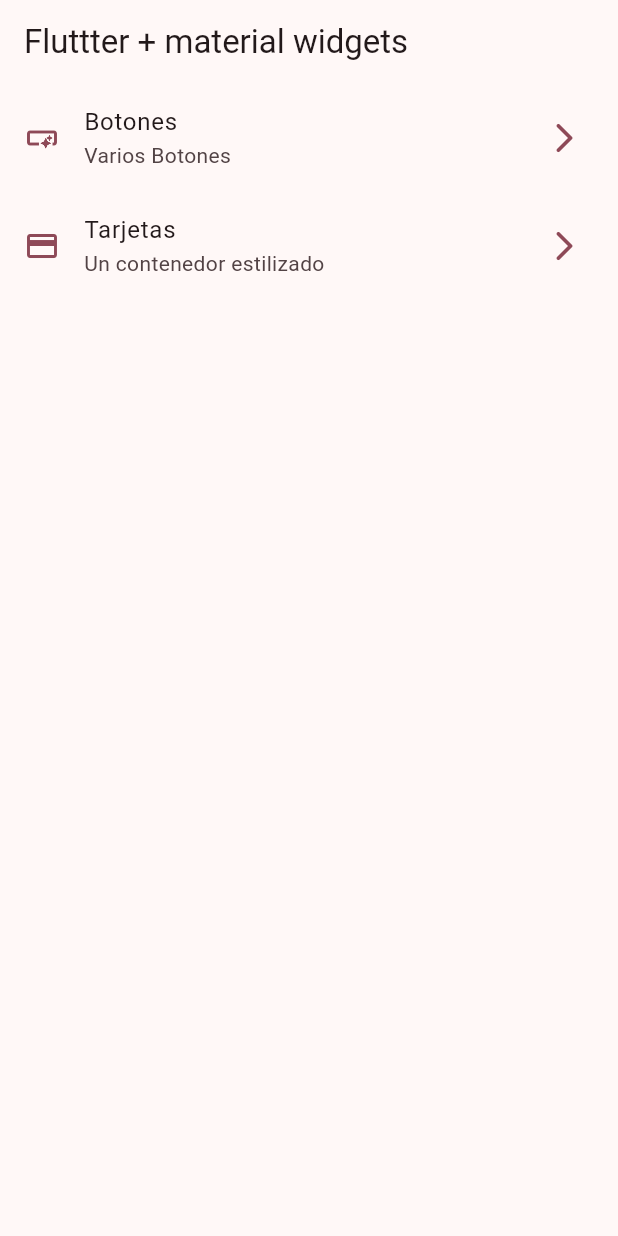
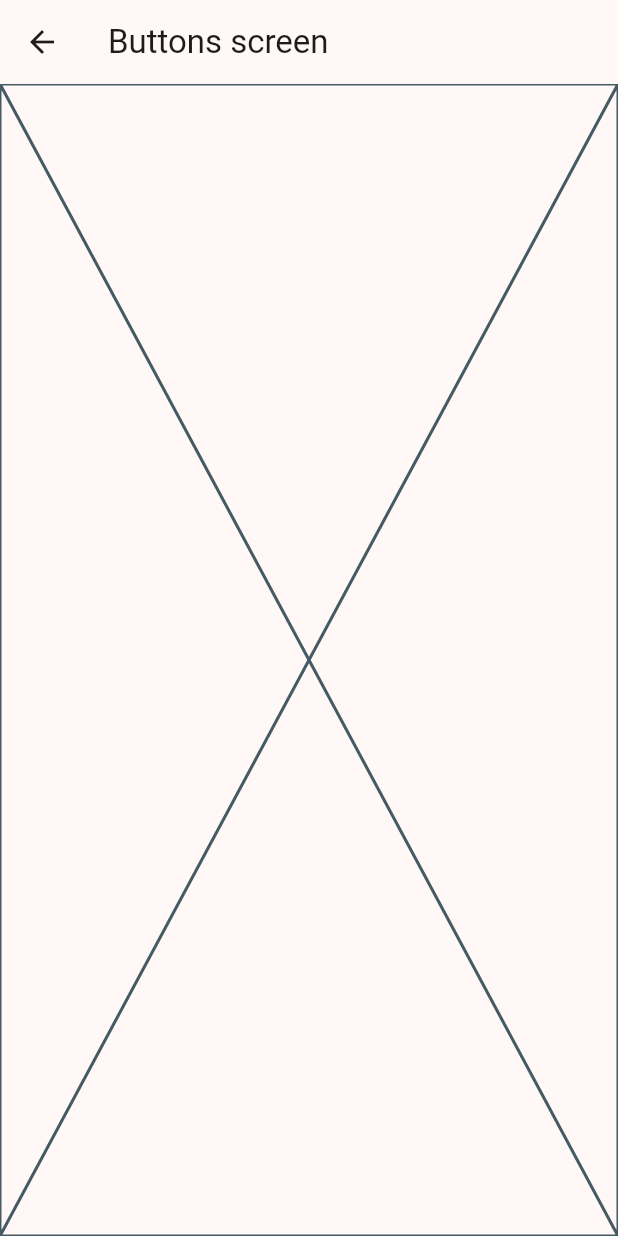
Before and after one commit to Sebagodirio/widgets_app, a Flutter app: the screen it shows after launch, after a tap on "Botones", on a phone screen of 412 x 824 dp. Run offline on Flutter 3.47's test engine with Material 2 defaults, Android fonts, the phone set to English and light mode, and no system bars; our stand-ins replace go_router.

Commit message:
add routing

```diff
--- a/lib/config/menu/menu_items.dart
+++ b/lib/config/menu/menu_items.dart
@@ -11,5 +11,5 @@ class MenuItem {
 
 const appMenuItems = <MenuItem>[
   MenuItem(title: 'Botones', subtitle: 'Varios Botones', link: '/buttons', icon: Icons.smart_button_outlined),
-  MenuItem(title: 'Tarjetas', subtitle: 'Un contenedor estilizado', link: '/card', icon: Icons.credit_card)
+  MenuItem(title: 'Tarjetas', subtitle: 'Un contenedor estilizado', link: '/cards', icon: Icons.credit_card)
 ];
--- /dev/null
+++ b/lib/config/router/app_router.dart
@@ -0,0 +1,20 @@
+import 'package:go_router/go_router.dart';
+import 'package:widgets_app/presentation/screens/screens.dart';
+
+// GoRouter configuration
+final appRouter = GoRouter(
+  routes: [
+    GoRoute(
+      path: '/',
+      builder: (context, state) => const HomeScreen(),
+    ),
+    GoRoute(
+      path: '/buttons',
+      builder: (context, state) => const ButtonsScreen(),
+    ),
+    GoRoute(
+      path: '/cards',
+      builder: (context, state) => const CardsScreen(),
+    ),
+  ],
+);
--- a/lib/main.dart
+++ b/lib/main.dart
@@ -1,6 +1,6 @@
 import 'package:flutter/material.dart';
+import 'package:widgets_app/config/router/app_router.dart';
 import 'package:widgets_app/config/theme/app_theme.dart';
-import 'package:widgets_app/presentation/screens/home/home_screen.dart';
 
 void main() {
   runApp(const MainApp());
@@ -11,10 +11,10 @@ class MainApp extends StatelessWidget {
 
   @override
   Widget build(BuildContext context) {
-    return MaterialApp(
+    return MaterialApp.router(
+      routerConfig: appRouter,
       debugShowCheckedModeBanner: false,
       theme: AppTheme(selectedColor: 3).getTheme(),
-      home: const HomeScreen(),
     );
   }
 }
--- /dev/null
+++ b/lib/presentation/screens/buttons/buttons_screen.dart
@@ -0,0 +1,15 @@
+import 'package:flutter/material.dart';
+
+class ButtonsScreen extends StatelessWidget {
+  const ButtonsScreen({super.key});
+
+  @override
+  Widget build(BuildContext context) {
+    return Scaffold(
+      appBar: AppBar(
+        title: const Text('Buttons screen'),
+      ),
+      body: const Placeholder(),
+    );
+  }
+}
--- /dev/null
+++ b/lib/presentation/screens/cards/cards_screen.dart
@@ -0,0 +1,15 @@
+import 'package:flutter/material.dart';
+
+class CardsScreen extends StatelessWidget {
+  const CardsScreen({super.key});
+
+  @override
+  Widget build(BuildContext context) {
+    return Scaffold(
+      appBar: AppBar(
+        title: const Text('Cards screen'),
+      ),
+      body: const Placeholder(),
+    );
+  }
+}
--- a/lib/presentation/screens/home/home_screen.dart
+++ b/lib/presentation/screens/home/home_screen.dart
@@ -1,4 +1,5 @@
 import 'package:flutter/material.dart';
+import 'package:go_router/go_router.dart';
 import 'package:widgets_app/config/menu/menu_items.dart';
 
 class HomeScreen extends StatelessWidget {
@@ -10,7 +11,7 @@ class HomeScreen extends StatelessWidget {
       appBar: AppBar(
         title: const Text('Fluttter + material widgets'),
       ),
-      body: _HomeView(),
+      body: const _HomeView(),
     );
   }
 }
@@ -38,16 +39,21 @@ class _CustomListTile extends StatelessWidget {
 
   @override
   Widget build(BuildContext context) {
-
     final colors = Theme.of(context).colorScheme;
 
     return ListTile(
-      leading: Icon(menuItem.icon, color: colors.primary,),
+      leading: Icon(
+        menuItem.icon,
+        color: colors.primary,
+      ),
       title: Text(menuItem.title),
       subtitle: Text(menuItem.subtitle),
-      trailing: Icon(Icons.arrow_forward_ios_rounded, color: colors.primary,),
-      onTap: (){
-        // TODO: navegar a otra pantalla
+      trailing: Icon(
+        Icons.arrow_forward_ios_rounded,
+        color: colors.primary,
+      ),
+      onTap: () {
+        context.push(menuItem.link);
       },
     );
   }
--- /dev/null
+++ b/lib/presentation/screens/screens.dart
@@ -0,0 +1,3 @@
+export 'package:widgets_app/presentation/screens/buttons/buttons_screen.dart';
+export 'package:widgets_app/presentation/screens/cards/cards_screen.dart';
+export 'package:widgets_app/presentation/screens/home/home_screen.dart';
--- a/pubspec.yaml
+++ b/pubspec.yaml
@@ -9,11 +9,12 @@ environment:
 dependencies:
   flutter:
     sdk: flutter
+  go_router: ^11.0.0
 
 dev_dependencies:
+  flutter_lints: ^2.0.0
   flutter_test:
     sdk: flutter
-  flutter_lints: ^2.0.0
 
 flutter:
   uses-material-design: true
```
Also changed, not shown: pubspec.lock.
